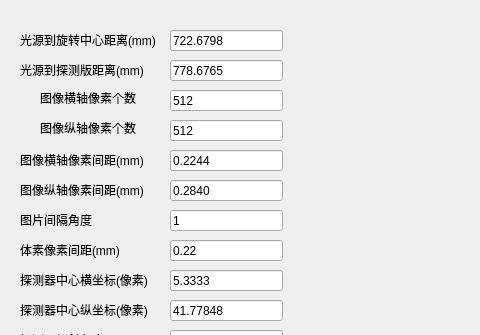
foodszhang/pyct, file qt_gui/reconstruction.ui: the form before one commit; both pictures show x 0 to 480 and y 0 to 335 of the 564 by 760 pixel window.
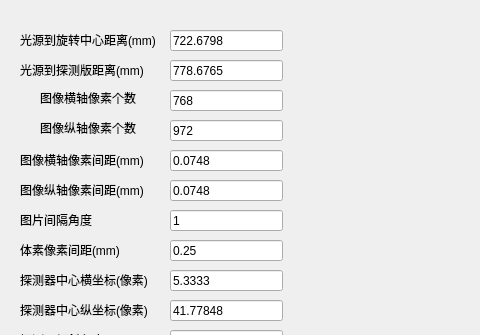
The form after the commit.

What changed in the file:
```diff
--- a/qt_gui/reconstruction.ui
+++ b/qt_gui/reconstruction.ui
@@ -162,7 +162,7 @@
     </rect>
    </property>
    <property name="text">
-    <string>512</string>
+     <string>768</string>
    </property>
   </widget>
   <widget class="QLabel" name="label_5">
@@ -188,7 +188,7 @@
     </rect>
    </property>
    <property name="text">
-    <string>512</string>
+     <string>972</string>
    </property>
   </widget>
   <widget class="QLabel" name="label_6">
@@ -227,7 +227,7 @@
     </rect>
    </property>
    <property name="text">
-    <string>0.2244</string>
+     <string>0.0748</string>
    </property>
   </widget>
   <widget class="QLineEdit" name="ySpacingLineEdit">
@@ -240,7 +240,7 @@
     </rect>
    </property>
    <property name="text">
-    <string>0.2840</string>
+     <string>0.0748</string>
    </property>
   </widget>
   <widget class="QLabel" name="label_8">
@@ -292,7 +292,7 @@
     </rect>
    </property>
    <property name="text">
-    <string>0.22</string>
+     <string>0.25</string>
    </property>
    </widget>
    <widget class="QLabel" name="label_10">
```
Lines whose indentation alone changed are shown as unchanged.
